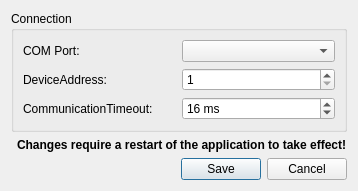
This is OpenSimwheelCommander/Dialogs/DriveStageConfigDialog.ui in OpenSimwheel/OpenSimwheelCommander as Qt 5 draws it before an edit. The edited form follows.
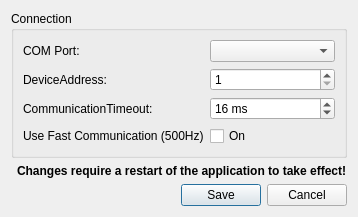
This is the edited form.

Commit message: added option for USB FTDI adaptors to use 500Hz communication; Added a more sophisticated timer for the telemetry worker; added shutdown method for plugin interface; some slight refactoring; increased version number.

```diff
--- a/OpenSimwheelCommander/Dialogs/DriveStageConfigDialog.ui
+++ b/OpenSimwheelCommander/Dialogs/DriveStageConfigDialog.ui
@@ -10,7 +10,7 @@
     <x>0</x>
     <y>0</y>
     <width>353</width>
-    <height>183</height>
+    <height>200</height>
    </rect>
   </property>
   <property name="sizePolicy">
@@ -131,6 +131,20 @@
         </property>
        </widget>
       </item>
+      <item row="3" column="1">
+       <widget class="QCheckBox" name="useFastCommunicationCheckBox">
+        <property name="text">
+         <string>On</string>
+        </property>
+       </widget>
+      </item>
+      <item row="3" column="0">
+       <widget class="QLabel" name="label_5">
+        <property name="text">
+         <string>Use Fast Communication (500Hz)</string>
+        </property>
+       </widget>
+      </item>
      </layout>
     </widget>
    </item>
```
Left out of the diff: 28 changed lines with no effect on the pictures. The commit also changes 12 other files.
